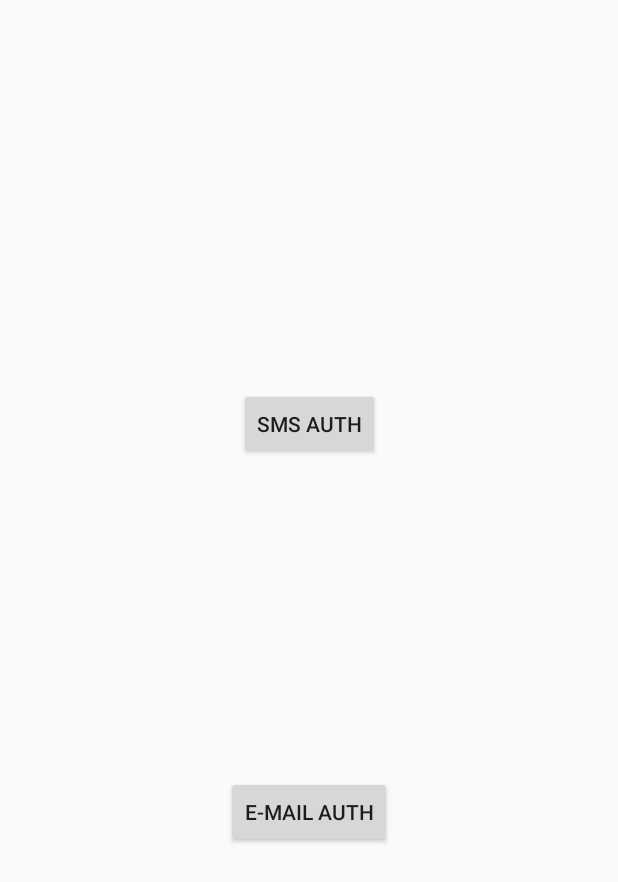
After one commit to jihuncha/MyFirstProject, an Android app: the ChooseAuthActivity screen opened directly, with no data from a screen before it, on a phone screen of 412 x 824 dp. The commit adds this screen. Shown: the top 882 px of the screen. Run offline under Robolectric (Android 15) with nearby library versions, the phone set to English and light mode, and no system bars; libraries missing offline, so code that uses them is left out: com.facebook.accountkit.

Commit message:
[auth facebook]

```diff
--- /dev/null
+++ b/app/src/main/java/test/techtown/org/myfirstproject/auth/ChooseAuthActivity.java
@@ -0,0 +1,134 @@
+package test.techtown.org.myfirstproject.auth;
+
+import android.content.Context;
+import android.content.Intent;
+import android.support.annotation.Nullable;
+import android.support.v7.app.AppCompatActivity;
+import android.os.Bundle;
+import android.util.Log;
+import android.view.View;
+import android.widget.Button;
+
+import test.techtown.org.myfirstproject.R;
+import test.techtown.org.myfirstproject.main.MainHomeActivity;
+import test.techtown.org.myfirstproject.manager.PopupManager;
+
+import com.facebook.accountkit.AccountKit;
+import com.facebook.accountkit.ui.AccountKitActivity;
+import com.facebook.accountkit.ui.AccountKitConfiguration;
+import com.facebook.accountkit.ui.LoginType;
+import com.facebook.accountkit.AccountKitLoginResult;
+
+public class ChooseAuthActivity extends AppCompatActivity implements View.OnClickListener {
+    public static final String TAG = ChooseAuthActivity.class.getSimpleName();
+
+    public static int APP_REQUEST_CODE_SMS = 1000;
+    public static int APP_REQUEST_CODE_EMAIL = 1001;
+
+
+    private Context mContext = null;
+
+    private Button btAuthSms;
+    private Button btAuthEmail;
+
+    @Override
+    protected void onCreate(Bundle savedInstanceState) {
+        super.onCreate(savedInstanceState);
+        setContentView(R.layout.activity_choose_auth);
+
+        mContext = this;
+
+        initComponent();
+    }
+
+    private void initComponent() {
+        Log.d(TAG, "initComponent()");
+        btAuthSms = (Button) findViewById(R.id.bt_auth_sms);
+        btAuthEmail = (Button) findViewById(R.id.bt_auth_email);
+
+        btAuthSms.setOnClickListener(this);
+        btAuthEmail.setOnClickListener(this);
+    }
+
+
+    @Override
+    public void onClick(View v) {
+        switch (v.getId()) {
+            case R.id.bt_auth_sms:
+                Log.d(TAG, "onClick() - bt_auth_sms");
+
+                Intent intentSms = new Intent(mContext, AccountKitActivity.class);
+                AccountKitConfiguration.AccountKitConfigurationBuilder configurationBuilderSms =
+                        new AccountKitConfiguration.AccountKitConfigurationBuilder(
+                                LoginType.PHONE,
+                                AccountKitActivity.ResponseType.CODE); // or .ResponseType.TOKEN
+                // ... perform additional configuration ...
+                intentSms.putExtra(
+                        AccountKitActivity.ACCOUNT_KIT_ACTIVITY_CONFIGURATION,
+                        configurationBuilderSms.build());
+                startActivityForResult(intentSms, APP_REQUEST_CODE_SMS);
+
+                break;
+            case R.id.bt_auth_email:
+                Log.d(TAG, "onClick() - bt_auth_email");
+
+                Intent intentEmail = new Intent(mContext, AccountKitActivity.class);
+                AccountKitConfiguration.AccountKitConfigurationBuilder configurationBuilderEmail =
+                        new AccountKitConfiguration.AccountKitConfigurationBuilder(
+                                LoginType.EMAIL,
+                                AccountKitActivity.ResponseType.CODE); // or .ResponseType.TOKEN
+                // ... perform additional configuration ...
+                intentEmail.putExtra(
+                        AccountKitActivity.ACCOUNT_KIT_ACTIVITY_CONFIGURATION,
+                        configurationBuilderEmail.build());
+                startActivityForResult(intentEmail, APP_REQUEST_CODE_EMAIL);
+
+                break;
+        }
+    }
+
+
+    @Override
+    protected void onActivityResult(
+            final int requestCode,
+            final int resultCode,
+            final Intent data) {
+        super.onActivityResult(requestCode, resultCode, data);
+
+        if (requestCode == APP_REQUEST_CODE_SMS) {
+            // confirm that this response matches your request
+            AccountKitLoginResult loginResult = data.getParcelableExtra(AccountKitLoginResult.RESULT_KEY);
+            String toastMessage;
+
+            if (loginResult.getError() != null) {
+                toastMessage = loginResult.getError().getErrorType().getMessage();
+//                showErrorActivity(loginResult.getError());
+            } else if (loginResult.wasCancelled()) {
+                toastMessage = "Login Cancelled";
+            } else {
+                if (loginResult.getAccessToken() != null) {
+                    toastMessage = "Success:" + loginResult.getAccessToken().getAccountId();
+                } else {
+                    toastMessage = String.format(
+                            "Success:%s...",
+                            loginResult.getAuthorizationCode().substring(0,10));
+                }
+
+                // If you have an authorization code, retrieve it from
+                // loginResult.getAuthorizationCode()
+                // and pass it to your server and exchange it for an access token.
+
+                // Success! Start your next activity...
+                goToMainHomeActivity();
+            }
+
+            // Surface the result to your user in an appropriate way.
+            PopupManager.getInstance(mContext).showToast(toastMessage);
+        }
+    }
+
+    private void goToMainHomeActivity() {
+        Intent intent = new Intent(mContext, MainHomeActivity.class);
+        startActivity(intent);
+    }
+}
--- /dev/null
+++ b/app/src/main/res/layout/activity_choose_auth.xml
@@ -0,0 +1,30 @@
+<?xml version="1.0" encoding="utf-8"?>
+<android.support.constraint.ConstraintLayout
+    xmlns:android="http://schemas.android.com/apk/res/android"
+    xmlns:app="http://schemas.android.com/apk/res-auto"
+    xmlns:tools="http://schemas.android.com/tools"
+    android:layout_width="match_parent"
+    android:layout_height="match_parent"
+    tools:context=".auth.ChooseAuthActivity">
+
+    <Button
+        android:id="@+id/bt_auth_sms"
+        android:layout_width="wrap_content"
+        android:layout_height="wrap_content"
+        android:text="SMS Auth"
+        app:layout_constraintTop_toTopOf="parent"
+        app:layout_constraintBottom_toBottomOf="@+id/bt_auth_email"
+        app:layout_constraintLeft_toLeftOf="parent"
+        app:layout_constraintRight_toRightOf="parent" />
+
+    <Button
+        android:id="@+id/bt_auth_email"
+        android:layout_width="wrap_content"
+        android:layout_height="wrap_content"
+        android:text="E-Mail Auth"
+        app:layout_constraintTop_toTopOf="@+id/bt_auth_sms"
+        app:layout_constraintBottom_toBottomOf="parent"
+        app:layout_constraintLeft_toLeftOf="parent"
+        app:layout_constraintRight_toRightOf="parent" />
+
+</android.support.constraint.ConstraintLayout>
--- a/app/src/main/res/layout/activity_main.xml
+++ b/app/src/main/res/layout/activity_main.xml
@@ -6,7 +6,7 @@
     android:layout_width="match_parent"
     android:layout_height="match_parent"
     android:id="@+id/cl_main_layout"
-    tools:context=".MainActivity">
+    tools:context=".main.MainActivity">
 
     <TextView
         android:layout_width="wrap_content"
--- a/app/src/main/res/layout/activity_test.xml
+++ b/app/src/main/res/layout/activity_test.xml
@@ -5,7 +5,7 @@
     xmlns:tools="http://schemas.android.com/tools"
     android:layout_width="match_parent"
     android:layout_height="match_parent"
-    tools:context=".MainActivity">
+    tools:context=".main.MainActivity">
 
 
 
--- a/app/src/main/res/values/strings.xml
+++ b/app/src/main/res/values/strings.xml
@@ -2,7 +2,7 @@
     <!-- facebook -->
     <string name="app_name">MyFirstProject</string>
     <string name="FACEBOOK_APP_ID">378599372854051</string>
-    <string name="ACCOUNT_KIT_CLIENT_TOKEN">[ACCOUNT_KIT_CLIENT_TOKEN]</string>
+    <string name="ACCOUNT_KIT_CLIENT_TOKEN">fe9efc2b9a1bb85ba7638d6f393b2657</string>
 
     <!-- 맛집 -->
     <string name="title">A Good Place To Eat</string>
```
Also changed, not shown: app/src/main/AndroidManifest.xml (+27 -21 lines), app/src/main/java/test/techtown/org/myfirstproject/authSmsActivity.java (deleted, +0 -54 lines), app/src/main/java/test/techtown/org/myfirstproject/main/MainActivity.java (renamed from app/src/main/java/test/techtown/org/myfirstproject/MainActivity.java, +22 -3 lines), app/src/main/java/test/techtown/org/myfirstproject/main/MainHomeActivity.java (added, +15 -0 lines), app/src/main/java/test/techtown/org/myfirstproject/manager/PopupManager.java (added, +65 -0 lines), app/src/main/res/layout/activity_main_home.xml (renamed from app/src/main/res/layout/activity_auth_sms.xml, +6 -4 lines).
